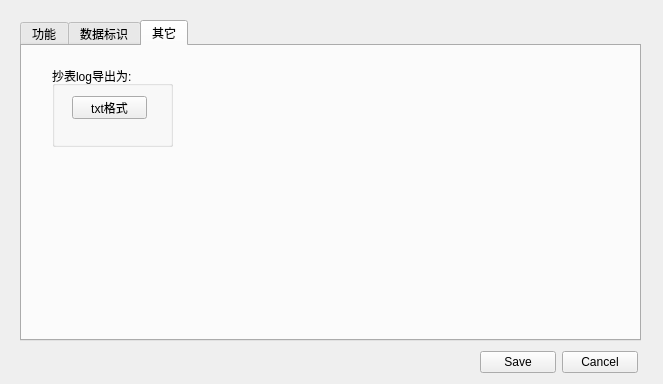
Above: UI_Meter698_config.ui from yuani520/Meter698-45Simulator before the change. Below: the same form after it.
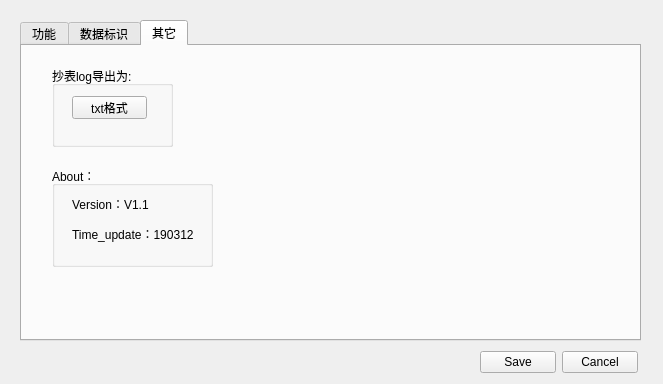
That is the form after the change. The open tabs and pages were chosen to show the change.

Patch:
```diff
--- a/UI_Meter698_config.ui
+++ b/UI_Meter698_config.ui
@@ -378,6 +378,45 @@
       </property>
      </widget>
     </widget>
+    <widget class="QGroupBox" name="groupBox_3">
+     <property name="geometry">
+      <rect>
+       <x>30</x>
+       <y>120</y>
+       <width>161</width>
+       <height>101</height>
+      </rect>
+     </property>
+     <property name="title">
+      <string>About：</string>
+     </property>
+     <widget class="QLabel" name="label_2">
+      <property name="geometry">
+       <rect>
+        <x>20</x>
+        <y>30</y>
+        <width>91</width>
+        <height>16</height>
+       </rect>
+      </property>
+      <property name="text">
+       <string>Version：V1.1</string>
+      </property>
+     </widget>
+     <widget class="QLabel" name="label_3">
+      <property name="geometry">
+       <rect>
+        <x>20</x>
+        <y>60</y>
+        <width>131</width>
+        <height>16</height>
+       </rect>
+      </property>
+      <property name="text">
+       <string>Time_update：190312</string>
+      </property>
+     </widget>
+    </widget>
    </widget>
   </widget>
   <widget class="QWidget" name="layoutWidget">
```
Left out of the diff: 52 changed lines with no effect on the pictures.
